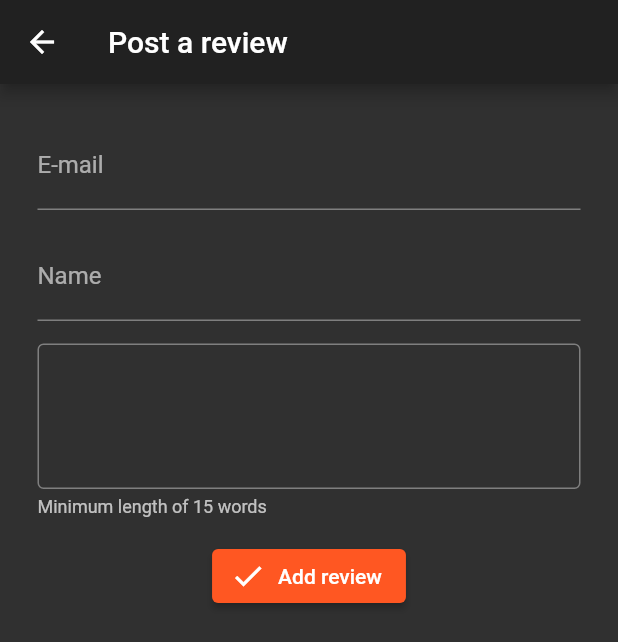
After one commit to jaq-the-cat/portfolio, a Flutter app: the Review screen opened directly, on a phone screen of 412 x 824 dp. The commit adds this screen. Shown: the top 642 px of the screen. Run offline on Flutter 3.47's test engine with Material 2 defaults, Android fonts, the phone set to English and light mode, and no system bars; our stand-ins replace email_validator, flutter_dotenv; missing offline and left inert: github.

Commit message:
post review page

```diff
--- a/lib/main.dart
+++ b/lib/main.dart
@@ -1,7 +1,7 @@
 import 'package:flutter/material.dart';
 import 'projects.dart';
 import 'util.dart';
-import 'users.dart';
+import 'review.dart';
 import 'package:flutter_dotenv/flutter_dotenv.dart' as dotenv;
 
 void main() async {
@@ -39,17 +39,11 @@ class Portfolio extends StatelessWidget {
           ),
           actions: [
             TextButton(
-              child: Text('Sign in'),
+              child: Text('Post a review'),
               onPressed: () {
-                Navigator.push(context, MaterialPageRoute(builder: (context) => signin()));
+                Navigator.push(context, MaterialPageRoute(builder: (context) => Review()));
               },
             ),
-            TextButton(
-              child: Text('Sing up'),
-              onPressed: () {
-                Navigator.push(context, MaterialPageRoute(builder: (context) => signup()));
-              },
-            )
           ]
         ),
         body: TabBarView(
--- /dev/null
+++ b/lib/review.dart
@@ -0,0 +1,75 @@
+import 'package:flutter/material.dart';
+import 'package:email_validator/email_validator.dart';
+
+class Review extends StatelessWidget {
+  @override
+  Widget build(BuildContext context) {
+    return Scaffold(
+      appBar: AppBar(title: Text("Post a review")),
+      body: Form(
+        child: Padding(
+          padding: EdgeInsets.all(25),
+          child: Column(
+            mainAxisAlignment: MainAxisAlignment.start,
+            children: [
+              TextFormField(
+                decoration: InputDecoration(
+                  labelText:  "E-mail",
+                ),
+                onFieldSubmitted: (text) {
+                  print("SUBMITTED $text");
+                },
+                validator: (text) =>
+                  (text != null && EmailValidator.validate(text)) ? null : "Please enter a valid email",
+              ),
+              SizedBox(height: 15),
+              TextFormField(
+                decoration: InputDecoration(
+                  labelText:  "Name",
+                ),
+                onFieldSubmitted: (text) {
+                  print("SUBMITTED $text");
+                },
+                validator: (text) =>
+                  (text != null && text.trim().isNotEmpty) ? null : "Please enter a valid name",
+              ),
+              SizedBox(height: 15),
+              Column(
+                crossAxisAlignment: CrossAxisAlignment.start,
+                children: [
+                  TextFormField(
+                    maxLines: null,
+                    minLines: 3,
+                    keyboardType: TextInputType.multiline,
+                    decoration: InputDecoration(
+                      border:  OutlineInputBorder(),
+                    ),
+                    onFieldSubmitted: (text) {
+                      print("SUBMITTED $text");
+                    },
+                    validator: (text) =>
+                      (text != null && text.split(" ").length < 15)
+                        ? null
+                        : "Please enter a longer review message",
+                  ),
+                  SizedBox(height: 5),
+                  Text(
+                    "Minimum length of 15 words",
+                    style: Theme.of(context).textTheme.caption,
+                    textAlign: TextAlign.left,
+                  ),
+                ],
+              ),
+              SizedBox(height: 15),
+              ElevatedButton.icon(
+                icon: Icon(Icons.check),
+                label: Text("Add review"),
+                onPressed: () {
+              }),
+            ]
+          ),
+        )
+      )
+    );
+  }
+}
```
Also changed, not shown: lib/users.dart (deleted, +0 -104 lines).
